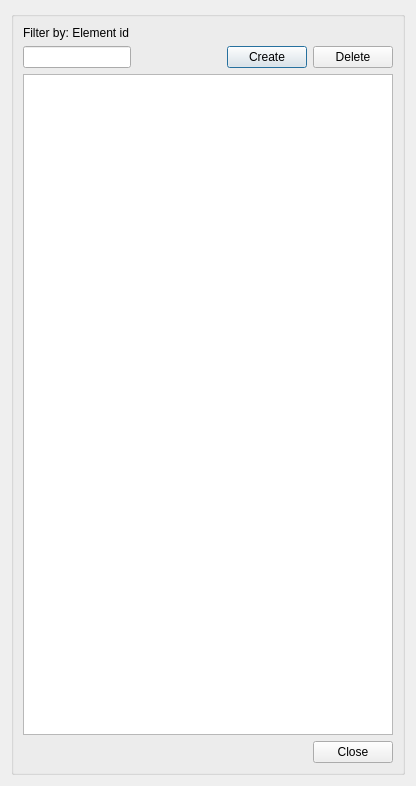
Old version of the form core/ui/toolbars/edit/element_manager.ui in the repository Giswater/giswater_qgis_plugin.
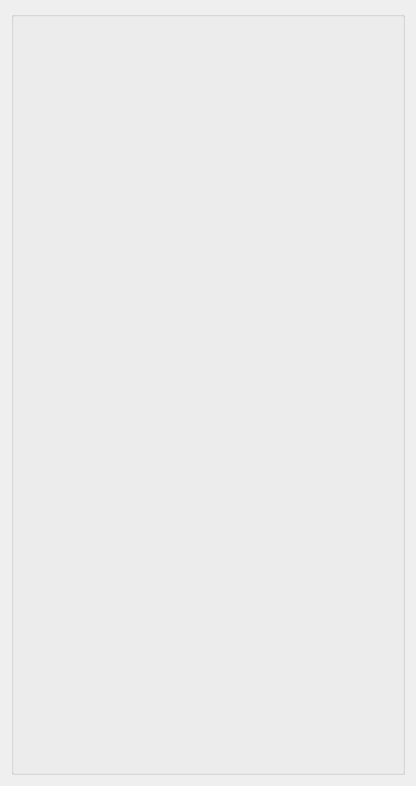
New version of the form.

Commit message: refactor(element_manager): make element_manager dynamic

What changed in the file:
```diff
--- a/core/ui/toolbars/edit/element_manager.ui
+++ b/core/ui/toolbars/edit/element_manager.ui
@@ -20,91 +20,17 @@
       <string/>
      </property>
      <layout class="QGridLayout" name="verticalLayout_3">
-      <item row="0" column="0">
-       <widget class="QLabel" name="lbl_element_id">
-        <property name="text">
-         <string>Filter by: Element id</string>
-        </property>
-       </widget>
+      <item row="2" column="0" colspan="2">
+       <layout class="QGridLayout" name="lyt_element_mng_1"/>
       </item>
-      <item row="1" column="4">
-       <widget class="QPushButton" name="btn_create">
-        <property name="text">
-         <string>Create</string>
-        </property>
-       </widget>
+      <item row="3" column="0" colspan="2">
+       <layout class="QGridLayout" name="lyt_element_mng_2"/>
       </item>
-      <item row="1" column="1" colspan="3">
-       <spacer name="horizontalSpacer_2">
-        <property name="orientation">
-         <enum>Qt::Horizontal</enum>
-        </property>
-        <property name="sizeHint" stdset="0">
-         <size>
-          <width>80</width>
-          <height>20</height>
-         </size>
-        </property>
-       </spacer>
-      </item>
-      <item row="2" column="0" colspan="6">
-       <widget class="QTableView" name="tbl_element">
-        <property name="sortingEnabled">
-         <bool>true</bool>
-        </property>
-       </widget>
-      </item>
-      <item row="1" column="5">
-       <widget class="QPushButton" name="btn_delete">
-        <property name="sizePolicy">
-         <sizepolicy hsizetype="Fixed" vsizetype="Fixed">
-          <horstretch>0</horstretch>
-          <verstretch>0</verstretch>
-         </sizepolicy>
-        </property>
-        <property name="text">
-         <string>Delete</string>
-        </property>
-       </widget>
-      </item>
-      <item row="1" column="0">
-       <widget class="QLineEdit" name="element_id">
-        <property name="sizePolicy">
-         <sizepolicy hsizetype="Fixed" vsizetype="Fixed">
-          <horstretch>0</horstretch>
-          <verstretch>0</verstretch>
-         </sizepolicy>
-        </property>
-        <property name="text">
-         <string/>
-        </property>
-       </widget>
-      </item>
-      <item row="4" column="0" colspan="6">
+      <item row="4" column="0" colspan="2">
        <layout class="QGridLayout" name="lyt_buttons">
         <property name="topMargin">
          <number>0</number>
         </property>
-        <item row="0" column="0">
-         <spacer name="horizontalSpacer">
-          <property name="orientation">
-           <enum>Qt::Horizontal</enum>
-          </property>
-          <property name="sizeHint" stdset="0">
-           <size>
-            <width>40</width>
-            <height>20</height>
-           </size>
-          </property>
-         </spacer>
-        </item>
-        <item row="0" column="1">
-         <widget class="QPushButton" name="btn_cancel">
-          <property name="text">
-           <string>Close</string>
-          </property>
-         </widget>
-        </item>
        </layout>
       </item>
      </layout>
```
Left out of the diff: 13 changed lines with no effect on the pictures. The commit also changes 3 other files.
